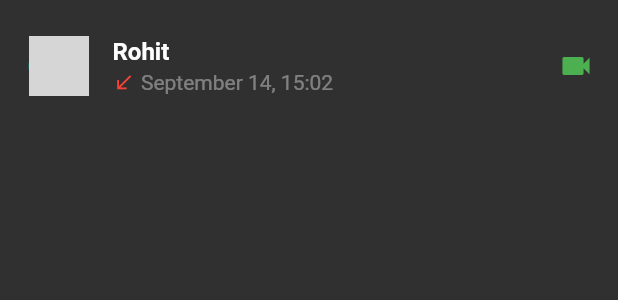
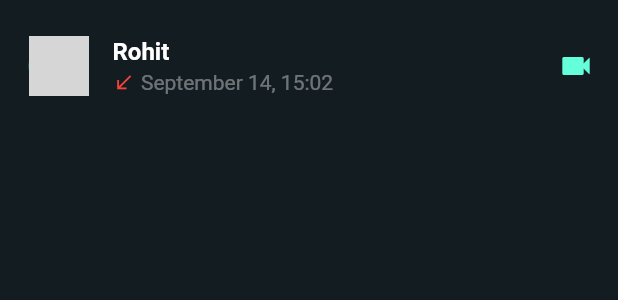
Before and after one commit to Rohit-RA-2020/WhatsApp-UI, a Flutter app: the CallItem widget shown alone on an empty page, opened directly, on a phone screen of 412 x 824 dp. Shown: the top 300 px of the screen. Run offline on Flutter 3.47's test engine with Material 2 defaults, Android fonts, the phone set to English and light mode, and no system bars; network calls fail; grey boxes are pictures that could not be loaded.

```diff
--- a/lib/constants.dart
+++ b/lib/constants.dart
@@ -2,7 +2,7 @@ import 'package:flutter/material.dart';
 
 const Color kAppBarTextColor = Colors.white54;
 
-const Color kTabTextColor = Colors.green;
+const Color kTabTextColor = Colors.tealAccent;
 
 const Color kFabColor = Color(0xFF128C7E);
 
--- a/lib/screens/home_screen.dart
+++ b/lib/screens/home_screen.dart
@@ -32,6 +32,7 @@ class _HomeScreenState extends State<HomeScreen>
       length: 4,
       child: Scaffold(
         appBar: AppBar(
+          elevation: 0,
           title: const Text(
             'WhatsApp',
             style: TextStyle(color: kAppBarTextColor),
--- a/lib/widgets/call_item.dart
+++ b/lib/widgets/call_item.dart
@@ -47,8 +47,8 @@ class CallItem extends StatelessWidget {
           ],
         ),
         trailing: (mode == 'video')
-            ? const Icon(Icons.videocam, color: Colors.green)
-            : const Icon(Icons.phone, color: Colors.green),
+            ? const Icon(Icons.videocam, color: Colors.tealAccent)
+            : const Icon(Icons.phone, color: Colors.tealAccent),
       ),
     );
   }
--- a/lib/widgets/chat_item.dart
+++ b/lib/widgets/chat_item.dart
@@ -17,7 +17,7 @@ class ChatItem extends StatelessWidget {
   @override
   Widget build(BuildContext context) {
     return Padding(
-      padding: const EdgeInsets.only(top: 8.0, left: 3.0),
+      padding: const EdgeInsets.only(left: 3.0),
       child: ListTile(
         leading: const CircleAvatar(
           backgroundColor: Colors.teal,
--- a/lib/widgets/status_item.dart
+++ b/lib/widgets/status_item.dart
@@ -18,7 +18,7 @@ class StatusItem extends StatelessWidget {
       padding: const EdgeInsets.only(left: 8.0),
       child: ListTile(
         leading: const CircleAvatar(
-          backgroundColor: Color(0xFF2E7D32),
+          backgroundColor: Colors.teal,
           radius: 25,
           child: CircleAvatar(
             radius: 22,
```
Also changed, not shown: lib/main.dart (+7 -1 lines).
